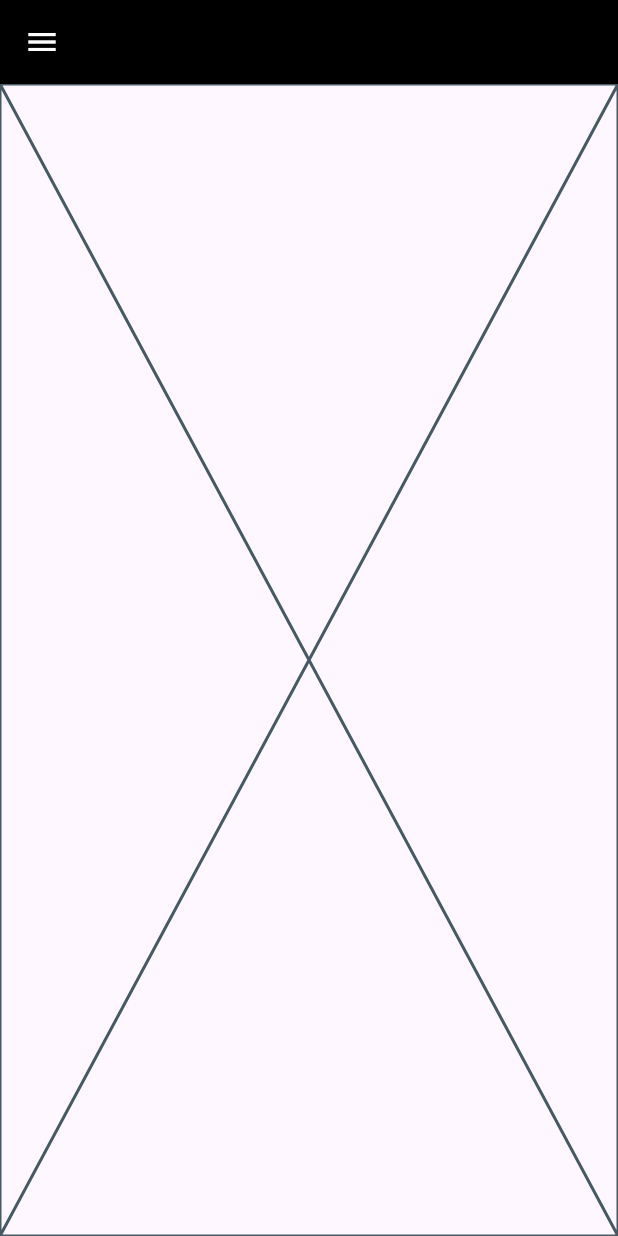
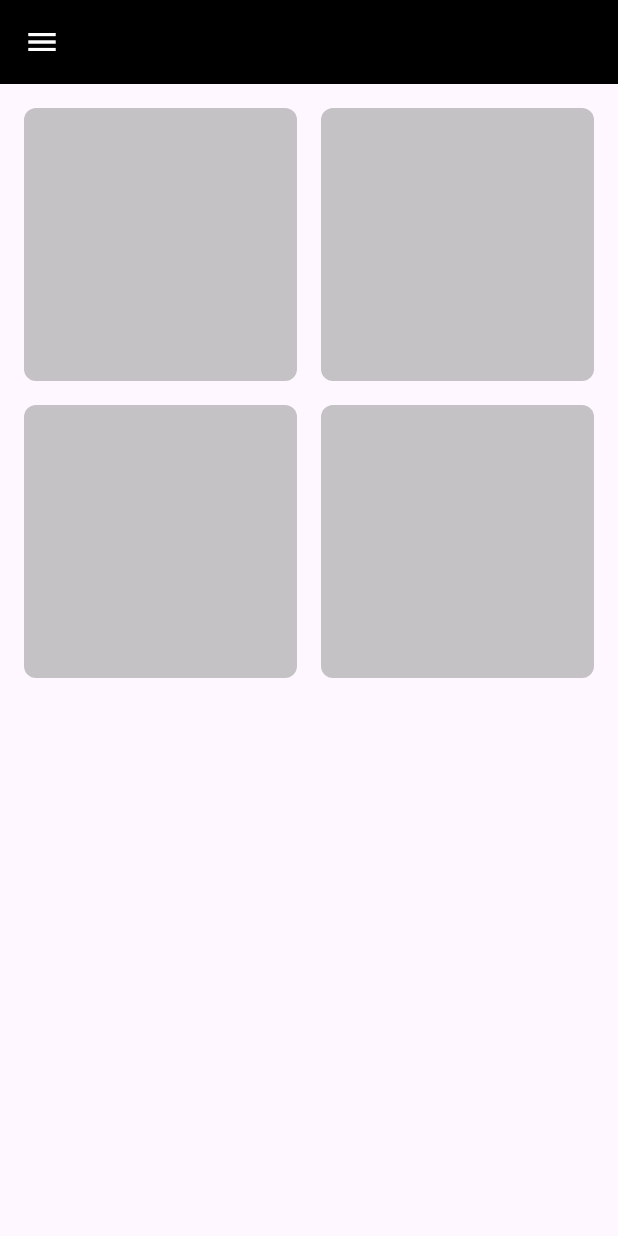
Before and after one commit to carnage67694325/adaptive_app, a Flutter app: the screen it shows after launch, on a phone screen of 412 x 824 dp. Run offline on Flutter 3.47's test engine with Material 3 defaults, Android fonts, the phone set to English and light mode, and no system bars.

Commit message:
created grid sliver list

```diff
--- /dev/null
+++ b/lib/features/home/views/widgets/grid_item.dart
@@ -0,0 +1,16 @@
+import 'package:flutter/material.dart';
+
+class GridItem extends StatelessWidget {
+  const GridItem({
+    super.key,
+  });
+
+  @override
+  Widget build(BuildContext context) {
+    return Container(
+      decoration: BoxDecoration(
+          color: Colors.grey.withOpacity(.6),
+          borderRadius: BorderRadius.circular(8)),
+    );
+  }
+}
--- a/lib/features/home/views/widgets/home_view_body.dart
+++ b/lib/features/home/views/widgets/home_view_body.dart
@@ -1,3 +1,4 @@
+import 'package:adaptive_app/features/home/views/widgets/custom_sliver_grid.dart';
 import 'package:flutter/material.dart';
 
 class HomeViewBody extends StatelessWidget {
@@ -5,6 +6,18 @@ class HomeViewBody extends StatelessWidget {
 
   @override
   Widget build(BuildContext context) {
-    return const Placeholder();
+    return const Padding(
+      padding: EdgeInsets.symmetric(horizontal: 16),
+      child: CustomScrollView(
+        slivers: [
+          SliverToBoxAdapter(
+            child: SizedBox(
+              height: 16,
+            ),
+          ),
+          CustomSliverGrid(),
+        ],
+      ),
+    );
   }
 }
```
Also changed, not shown: lib/features/home/views/widgets/custom_sliver_grid.dart (added, +18 -0 lines).
